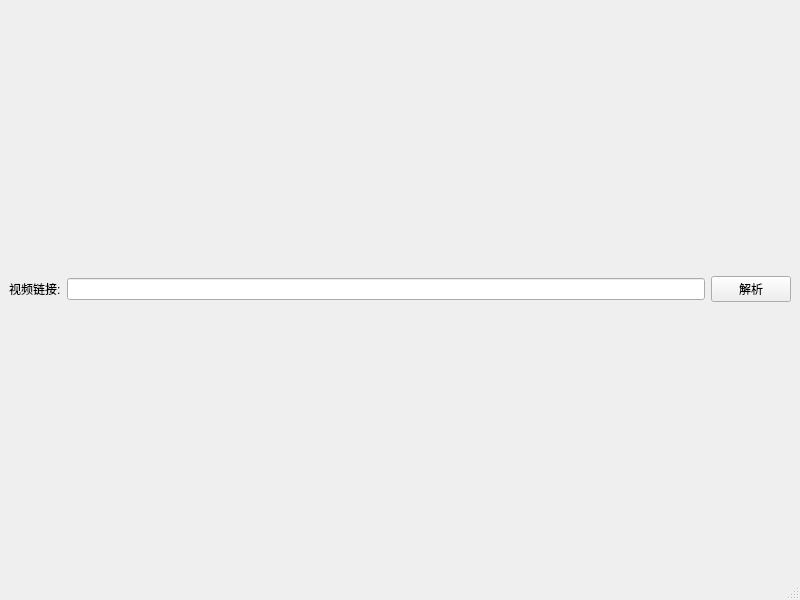
Before: the Qt Designer form MainWindowUI.ui in tlfhmy/VideoDownloader, drawn with Qt 5.
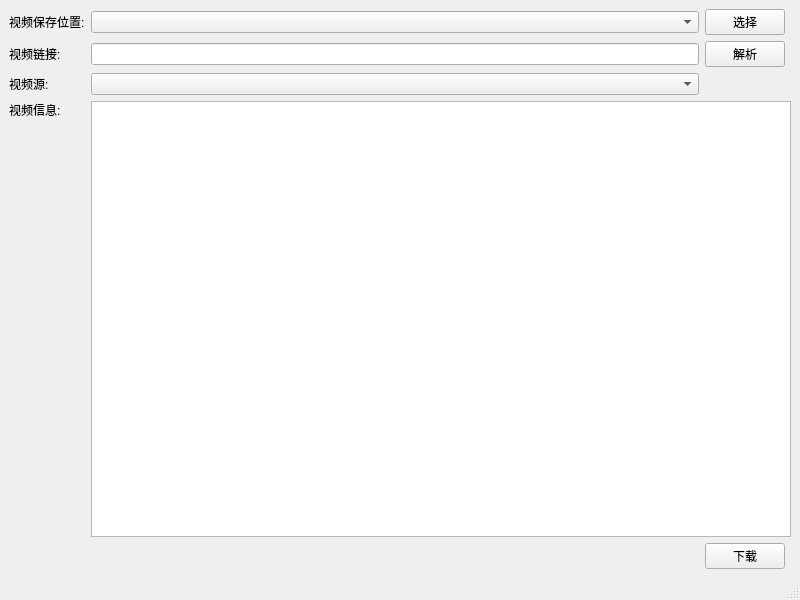
After: the same form once the commit is applied.

```diff
--- a/MainWindowUI.ui
+++ b/MainWindowUI.ui
@@ -15,23 +15,80 @@
   </property>
   <widget class="QWidget" name="centralwidget">
    <layout class="QGridLayout" name="gridLayout">
-    <item row="0" column="1">
-     <widget class="QLabel" name="URL_Label">
+    <item row="3" column="1" rowspan="2" colspan="3">
+     <widget class="QTextBrowser" name="info_Browser"/>
+    </item>
+    <item row="1" column="0">
+     <widget class="QLabel" name="url_Label">
       <property name="text">
        <string>视频链接:</string>
       </property>
      </widget>
     </item>
-    <item row="0" column="2">
-     <widget class="QLineEdit" name="lineEdit"/>
+    <item row="3" column="0">
+     <widget class="QLabel" name="info_Label">
+      <property name="text">
+       <string>视频信息:</string>
+      </property>
+     </widget>
     </item>
-    <item row="0" column="3">
-     <widget class="QPushButton" name="pushButton">
+    <item row="2" column="0">
+     <widget class="QLabel" name="source_Label">
+      <property name="text">
+       <string>视频源:</string>
+      </property>
+     </widget>
+    </item>
+    <item row="4" column="0">
+     <spacer name="verticalSpacer">
+      <property name="orientation">
+       <enum>Qt::Vertical</enum>
+      </property>
+      <property name="sizeHint" stdset="0">
+       <size>
+        <width>20</width>
+        <height>40</height>
+       </size>
+      </property>
+     </spacer>
+    </item>
+    <item row="1" column="2">
+     <widget class="QPushButton" name="resolve_Button">
       <property name="text">
        <string>解析</string>
       </property>
      </widget>
     </item>
+    <item row="2" column="1">
+     <widget class="QComboBox" name="source_Box"/>
+    </item>
+    <item row="0" column="0">
+     <widget class="QLabel" name="save_Label">
+      <property name="text">
+       <string>视频保存位置:</string>
+      </property>
+     </widget>
+    </item>
+    <item row="1" column="1">
+     <widget class="QLineEdit" name="url_Edit"/>
+    </item>
+    <item row="0" column="2">
+     <widget class="QPushButton" name="save_Button">
+      <property name="text">
+       <string>选择</string>
+      </property>
+     </widget>
+    </item>
+    <item row="5" column="2">
+     <widget class="QPushButton" name="download_Button">
+      <property name="text">
+       <string>下载</string>
+      </property>
+     </widget>
+    </item>
+    <item row="0" column="1">
+     <widget class="QComboBox" name="save_Box"/>
+    </item>
    </layout>
   </widget>
   <widget class="QMenuBar" name="menubar">
```
